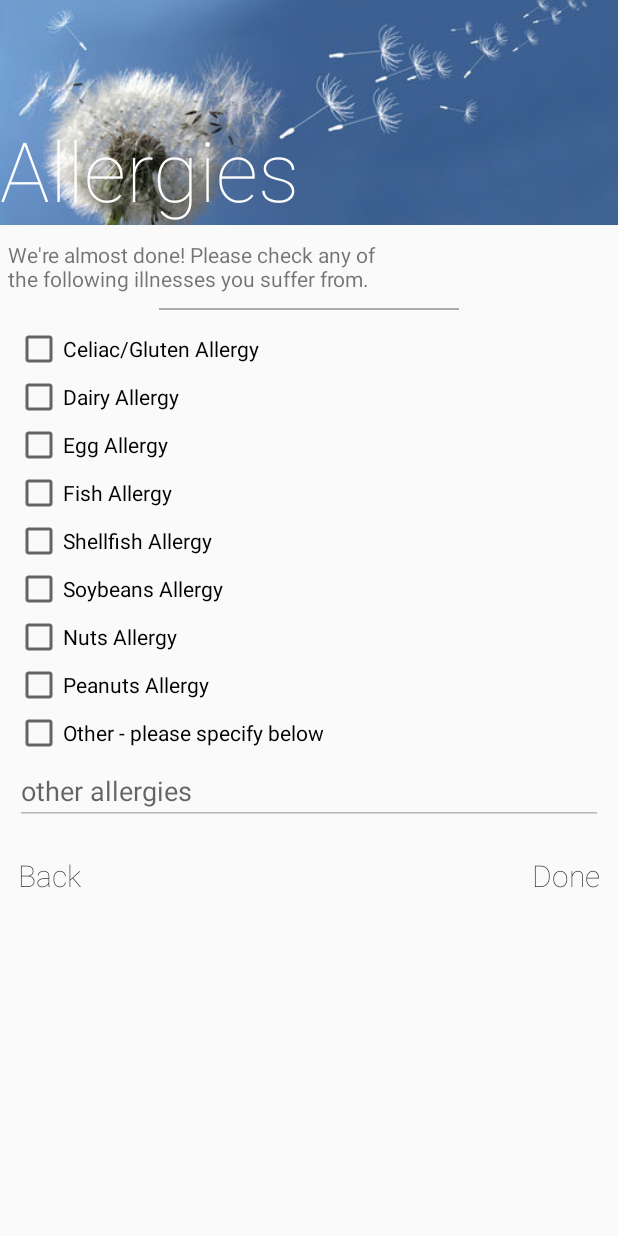
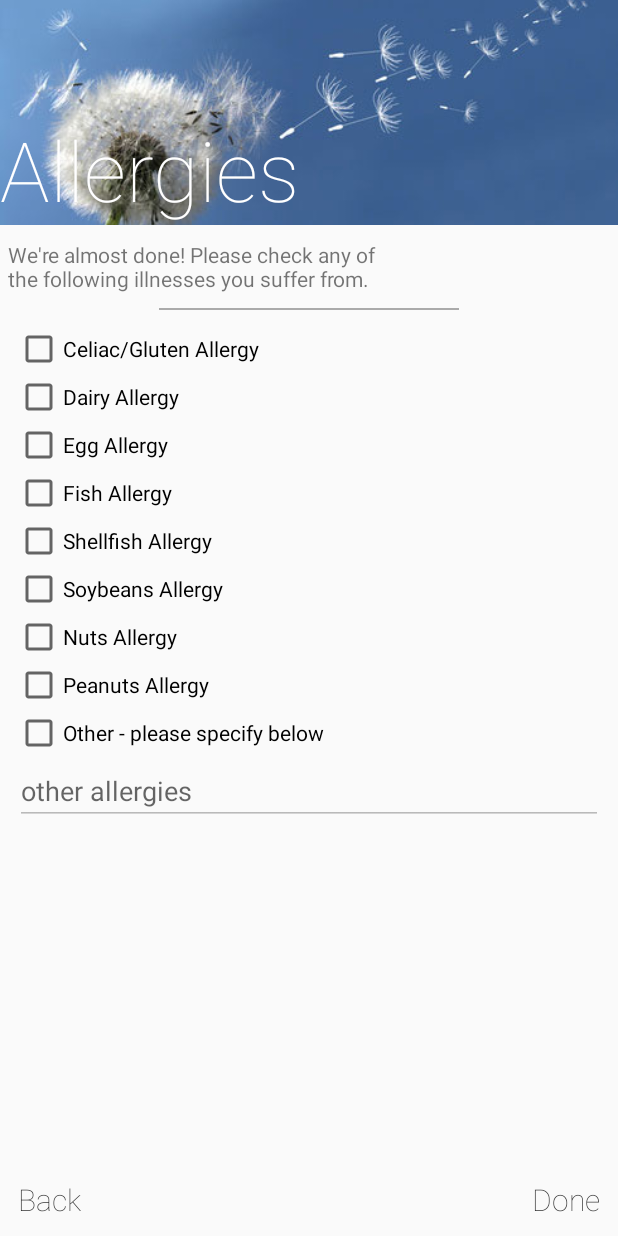
Before and after one commit to melsisi/NutrimaProtoGUI, an Android app: the fragment ProfileAllergiesFragment placed in its activity, on a phone screen of 412 x 824 dp. Run offline under Robolectric (Android 15) with nearby library versions, the phone set to English and light mode, and no system bars.

Commit message:
Fixed GUI issue with fragment_profile_allergies.

```diff
--- a/app/src/main/res/layout/fragment_profile_allergies.xml
+++ b/app/src/main/res/layout/fragment_profile_allergies.xml
@@ -5,10 +5,6 @@
     xmlns:app="http://schemas.android.com/apk/res-auto"
     tools:context="net.nutrima.nutrimaprotogui.fragments.ProfileAllergiesFragment">
 
-
-    <ScrollView
-        android:layout_width="match_parent"
-        android:layout_height="match_parent">
     <LinearLayout
         android:layout_width="match_parent"
         android:layout_height="match_parent"
@@ -155,5 +151,4 @@
                 android:textSize="20dp"/>
         </RelativeLayout>
     </LinearLayout>
-    </ScrollView>
 </FrameLayout>
```
Lines whose indentation alone changed are shown as unchanged.
